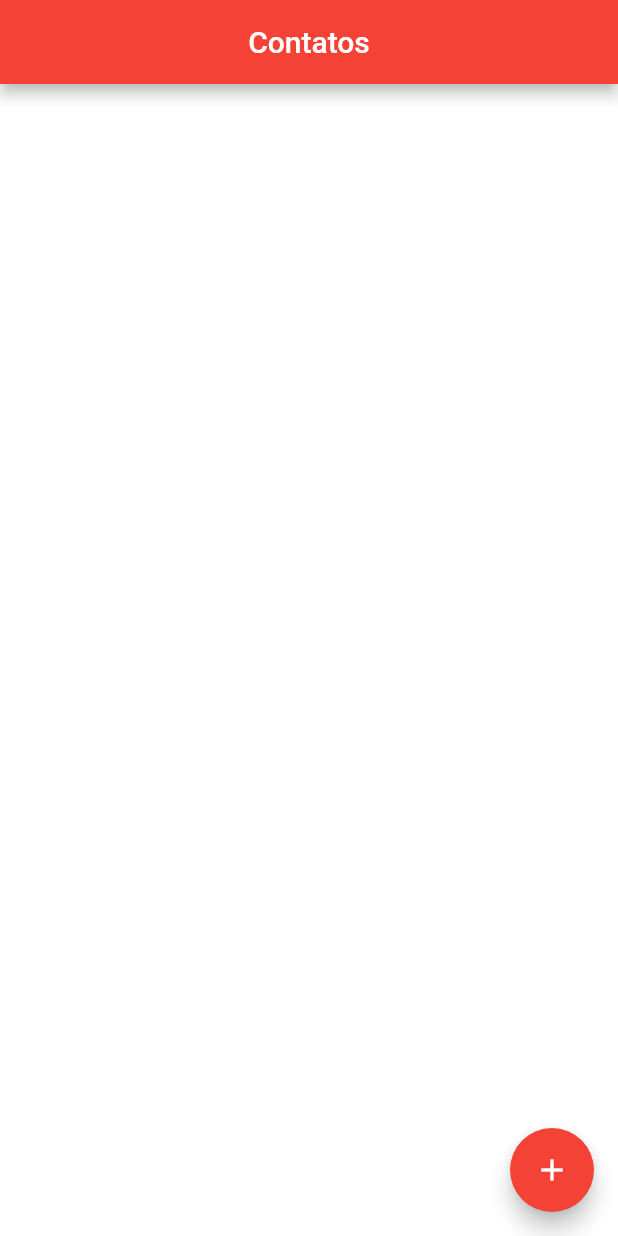
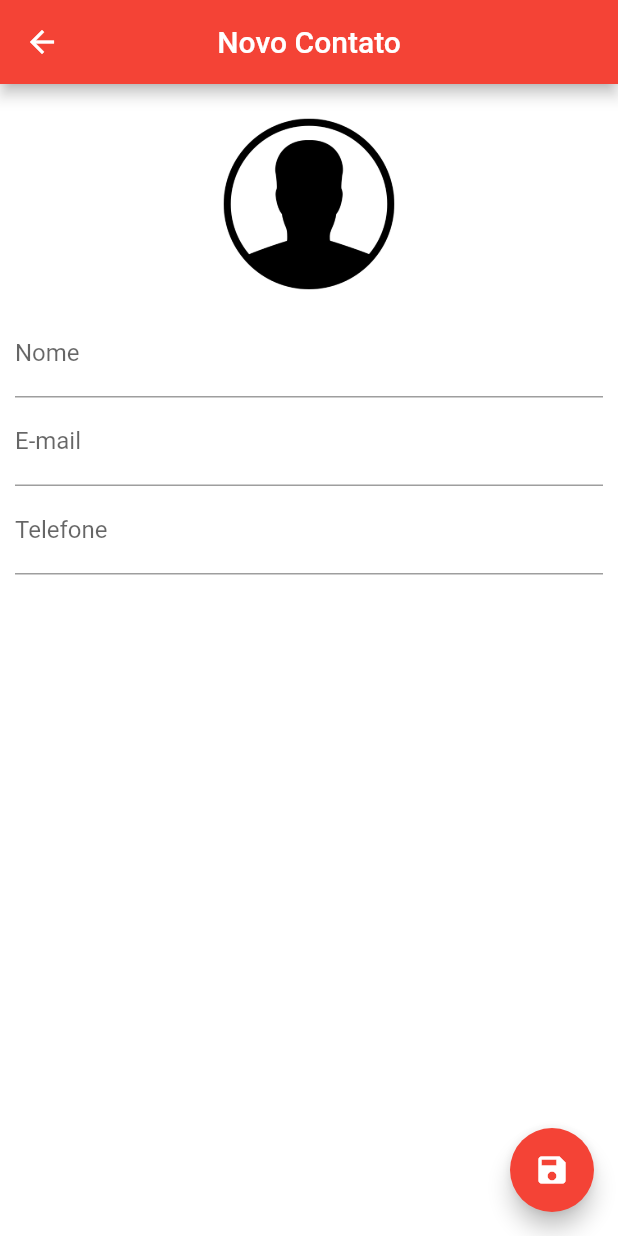
Before and after one commit to araujohelder/agenda-contatos-2, a Flutter app: the screen it shows after launch, after a tap on the "add" icon, on a phone screen of 412 x 824 dp. Run offline on Flutter 3.47's test engine with Material 2 defaults, Android fonts, the phone set to English and light mode, and no system bars; our stand-ins replace sqflite; accounts and stored records are empty.

Commit message:
Atualizando o projeto

```diff
--- a/lib/main.dart
+++ b/lib/main.dart
@@ -4,5 +4,6 @@ import 'package:flutter/material.dart';
 void main() {
   runApp(MaterialApp(
     home: HomePage(),
+    debugShowCheckedModeBanner: false,
   ));
 }
--- /dev/null
+++ b/lib/pages/contact_page.dart
@@ -0,0 +1,109 @@
+import 'dart:io';
+
+import 'package:agenda_contatos_2/helpers/contact_helper.dart';
+import 'package:flutter/material.dart';
+
+class ContactPage extends StatefulWidget {
+  final Contact contact;
+
+  ContactPage({this.contact});
+
+  @override
+  _ContactPageState createState() => _ContactPageState();
+}
+
+class _ContactPageState extends State<ContactPage> {
+  final _nameController = TextEditingController();
+  final _emailController = TextEditingController();
+  final _phoneController = TextEditingController();
+
+  final _nameFocus = FocusNode();
+
+  bool _userEdited = false;
+  Contact _editedContact;
+
+  @override
+  void initState() {
+    super.initState();
+
+    if (widget.contact == null) {
+      _editedContact = Contact();
+    } else {
+      _editedContact = Contact.fromMap(widget.contact.toMap());
+      _nameController.text = _editedContact.name;
+      _emailController.text = _editedContact.email;
+      _phoneController.text = _editedContact.phone;
+    }
+  }
+
+  @override
+  Widget build(BuildContext context) {
+    return Scaffold(
+      appBar: AppBar(
+        backgroundColor: Colors.red,
+        title: Text(_editedContact.name ?? "Novo Contato"),
+        centerTitle: true,
+      ),
+      backgroundColor: Colors.white,
+      floatingActionButton: FloatingActionButton(
+        onPressed: () {
+          if (_editedContact.name != null && _editedContact.name.isNotEmpty) {
+            Navigator.pop(context, _editedContact);
+          } else {
+            FocusScope.of(context).requestFocus(_nameFocus);
+          }
+        },
+        backgroundColor: Colors.red,
+        child: Icon(Icons.save),
+      ),
+      body: SingleChildScrollView(
+        padding: EdgeInsets.all(10),
+        child: Column(
+          children: <Widget>[
+            GestureDetector(
+              child: Container(
+                width: 140,
+                height: 140,
+                decoration: BoxDecoration(
+                    shape: BoxShape.circle,
+                    image: DecorationImage(
+                        image: _editedContact.img != null
+                            ? FileImage(File(_editedContact.img))
+                            : AssetImage("images/person.png"))),
+              ),
+            ),
+            TextField(
+              controller: _nameController,
+              focusNode: _nameFocus,
+              decoration: InputDecoration(labelText: "Nome"),
+              onChanged: (text) {
+                _userEdited = true;
+                setState(() {
+                  _editedContact.name = text;
+                });
+              },
+            ),
+            TextField(
+              controller: _emailController,
+              decoration: InputDecoration(labelText: "E-mail"),
+              keyboardType: TextInputType.emailAddress,
+              onChanged: (text) {
+                _userEdited = true;
+                _editedContact.email = text;
+              },
+            ),
+            TextField(
+              controller: _phoneController,
+              decoration: InputDecoration(labelText: "Telefone"),
+              keyboardType: TextInputType.phone,
+              onChanged: (text) {
+                _userEdited = true;
+                _editedContact.phone = text;
+              },
+            )
+          ],
+        ),
+      ),
+    );
+  }
+}
--- a/lib/pages/home_page.dart
+++ b/lib/pages/home_page.dart
@@ -1,6 +1,7 @@
 import 'dart:io';
 
 import 'package:agenda_contatos_2/helpers/contact_helper.dart';
+import 'package:agenda_contatos_2/pages/contact_page.dart';
 import 'package:flutter/material.dart';
 
 class HomePage extends StatefulWidget {
@@ -15,6 +16,10 @@ class _HomePageState extends State<HomePage> {
   @override
   void initState() {
     super.initState();
+    _getAllContacts();
+  }
+
+  void _getAllContacts() {
     helper.getAllContacts().then((list) {
       setState(() {
         this.constacts = list;
@@ -33,7 +38,7 @@ class _HomePageState extends State<HomePage> {
       backgroundColor: Colors.white,
       floatingActionButton: FloatingActionButton(
         onPressed: () {
-          print("olá fui clicado");
+          _showContactPage();
         },
         backgroundColor: Colors.red,
         child: Icon(Icons.add),
@@ -50,6 +55,9 @@ class _HomePageState extends State<HomePage> {
 
   Widget _contactCard(BuildContext context, int index) {
     return GestureDetector(
+      onTap: (){
+        _showContactPage(contact: constacts[index]);
+      },
       child: Card(
         child: Padding(
           padding: EdgeInsets.all(10),
@@ -91,4 +99,17 @@ class _HomePageState extends State<HomePage> {
       ),
     );
   }
+
+  void _showContactPage({Contact contact}) async{
+   final recContact = await  Navigator.push(context, MaterialPageRoute(builder: (context) => ContactPage(contact: contact,)));
+    if (recContact != null) {
+      if (contact != null) {
+         await helper.update(recContact);
+      } else {
+        await helper.saveContact(recContact);
+      }
+      _getAllContacts();
+    }
+  }
+
 }
```
